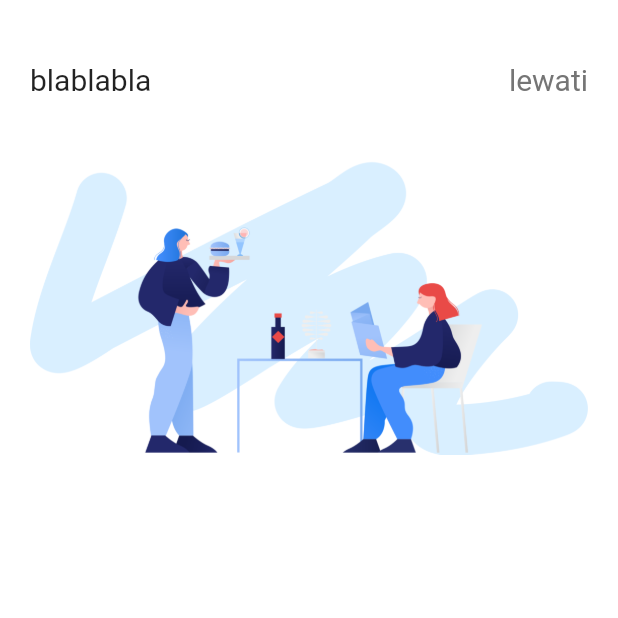
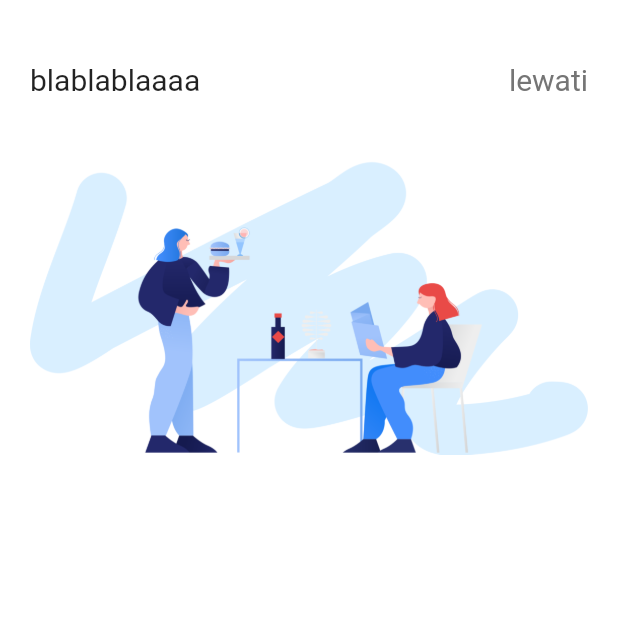
Before and after one commit to fitrahidayaat/Kuliner_GO, a Flutter app: the screen it shows after launch, on a phone screen of 412 x 824 dp, the top half of it. Run offline on Flutter 3.47's test engine with Material 2 defaults, Android fonts, the phone set to English and light mode, and no system bars.

Commit message:
first commit

```diff
--- a/lib/pages/tutorial.dart
+++ b/lib/pages/tutorial.dart
@@ -25,7 +25,7 @@ class _TutorialState extends State<Tutorial> {
                 mainAxisAlignment: MainAxisAlignment.spaceBetween,
                 children: <Widget>[
                   Text(
-                    "blablabla",
+                    "blablablaaaa",
                     style: TextStyle(
                       fontSize: 20
                     ),
```
